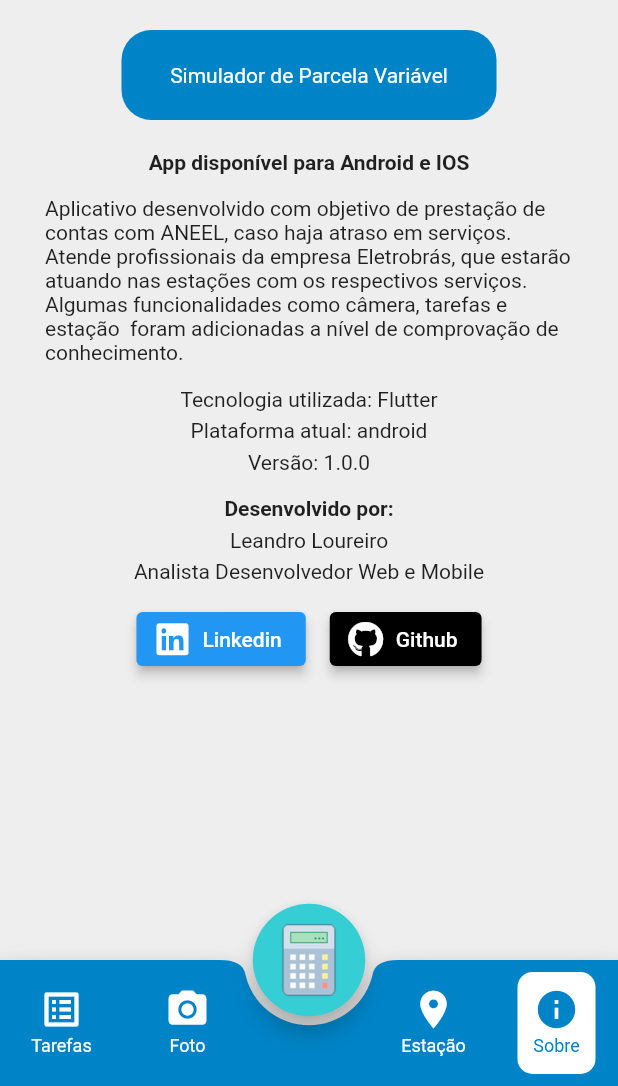
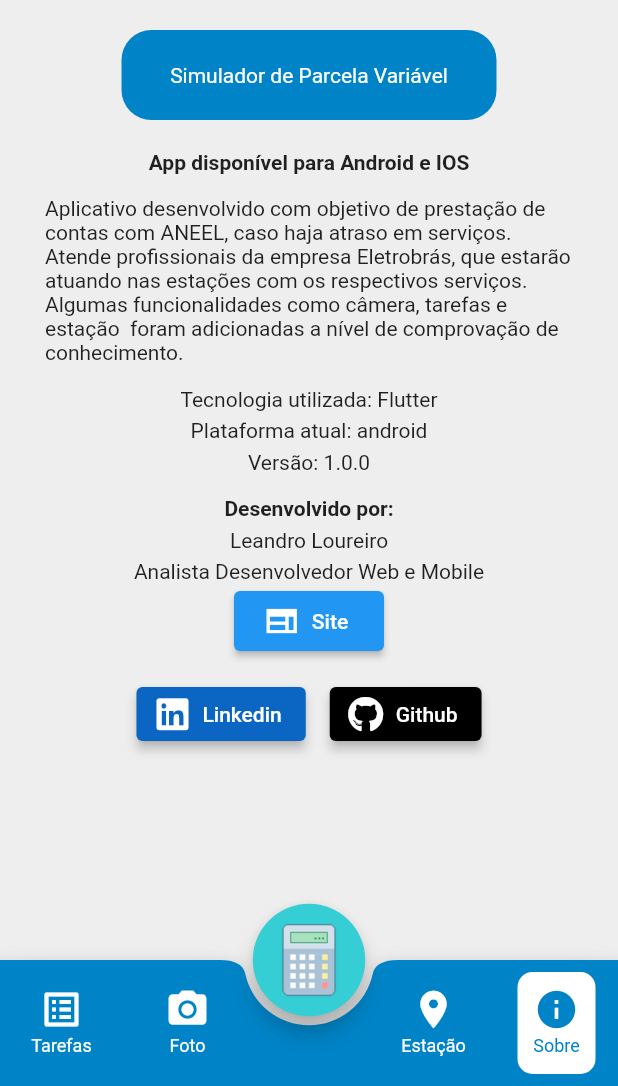
Before and after one commit to leandromltec/flutter-simulador-parcela, a Flutter app: the screen it shows after launch, item 4 of the bottom bar chosen, on a phone screen of 412 x 824 dp, the part 150-1236 px from its top. Run offline on Flutter 3.47's test engine with Material 2 defaults, Android fonts, the phone set to English and light mode, and no system bars; our stand-ins replace camera, date_field, dio, flutter_mobx, flutter_modular, font_awesome_flutter and 12 more; missing offline and left inert: direct_select_flutter, flutter_material_pickers, map_launcher; generated files the repository leaves out were written again.

Commit message:
Inclusão do botão site

```diff
--- a/lib/app/views/about/about_screen.dart
+++ b/lib/app/views/about/about_screen.dart
@@ -1,4 +1,3 @@
-import 'dart:async';
 import 'dart:io';
 
 import 'package:flutter/cupertino.dart';
@@ -85,6 +84,22 @@ class _AboutScreenState extends State<AboutScreen> {
               containerPage(widgetContent: Text("Leandro Loureiro")),
               containerPage(
                   widgetContent: Text("Analista Desenvolvedor Web e Mobile")),
+              Center(
+                  child: Container(
+                width: 100,
+                height: 40,
+                child: ElevatedButton.icon(
+                    onPressed: () {
+                      Navigator.push(
+                          context,
+                          MaterialPageRoute(
+                              builder: (context) => WebViewScreen(
+                                  url: "http://www.devleandro.com.br/")));
+                    },
+                    icon: Icon(Icons.web_sharp),
+                    label: Text("Site")),
+              )),
+              SizedBox(height: 10),
               Row(
                 mainAxisAlignment: MainAxisAlignment.center,
                 children: [
@@ -102,7 +117,7 @@ class _AboutScreenState extends State<AboutScreen> {
                       icon: Icon(FontAwesomeIcons.linkedin),
                       label: Text('Linkedin'),
                       style: ElevatedButton.styleFrom(
-                        primary: Colors.blue,
+                        primary: Color(0XFF0a66c2),
                         elevation: 3,
                       ),
                     ),
```
